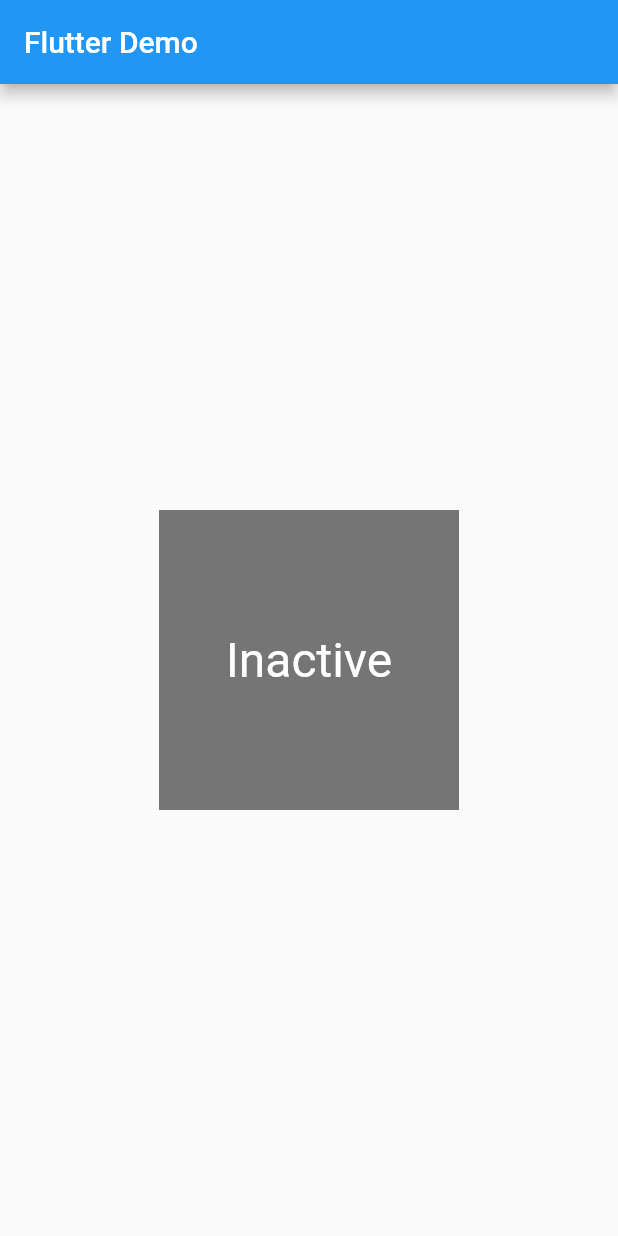
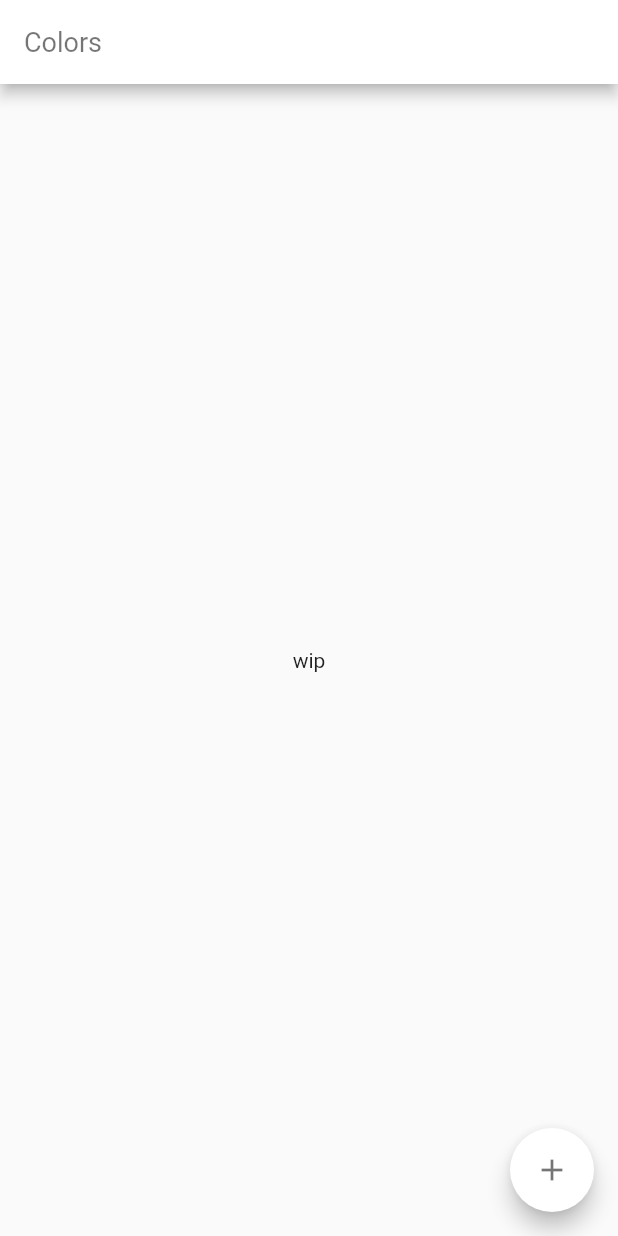
Before and after one commit to Akagire/flutter-playground, a Flutter app: the screen it shows after launch, on a phone screen of 412 x 824 dp. Run offline on Flutter 3.47's test engine with Material 2 defaults, Android fonts, the phone set to English and light mode, and no system bars.

Commit message:
feat: Webで作ろうと思ってたカラーピッカーアプリをFlutterで実装して見る土台作り。

```diff
--- a/lib/main.dart
+++ b/lib/main.dart
@@ -1,18 +1,28 @@
 import 'package:flutter/material.dart';
-import './mixed_state_component_demo.dart';
+import './theme/app_theme.dart';
 
-class MyApp extends StatelessWidget {
+class MyApp extends StatefulWidget {
+  @override
+  State<MyApp> createState() => _MyAppState();
+}
+
+class _MyAppState extends State<MyApp> {
   @override
   Widget build(BuildContext context) {
-    // return const LayoutApp();
     return MaterialApp(
-      title: 'Flutter Demo',
+      title: 'Memorize Color',
+      theme: AppTheme().lightTheme,
       home: Scaffold(
         appBar: AppBar(
-          title: const Text('Flutter Demo'),
+          title: const Text('Colors'),
+          // backgroundColor: Colors.grey,
         ),
         body: const Center(
-          child: ParentWidget(),
+          child: Text('wip')
+        ),
+        floatingActionButton: FloatingActionButton(
+          onPressed: () {},
+          child: const Icon(Icons.add, color: Colors.black54),
         ),
       ),
     );
--- /dev/null
+++ b/lib/theme/app_theme.dart
@@ -0,0 +1,16 @@
+import 'package:flutter/material.dart';
+
+@immutable
+class AppTheme {
+  final lightTheme = ThemeData(
+    brightness: Brightness.light,
+    floatingActionButtonTheme: const FloatingActionButtonThemeData(
+      backgroundColor: Colors.white,
+    ),
+    appBarTheme: const AppBarTheme(
+      backgroundColor: Colors.white,
+      titleTextStyle: TextStyle(color: Colors.black54, fontSize: 18),
+    ),
+  );
+  // TODO: ダークテーマ
+}
```
